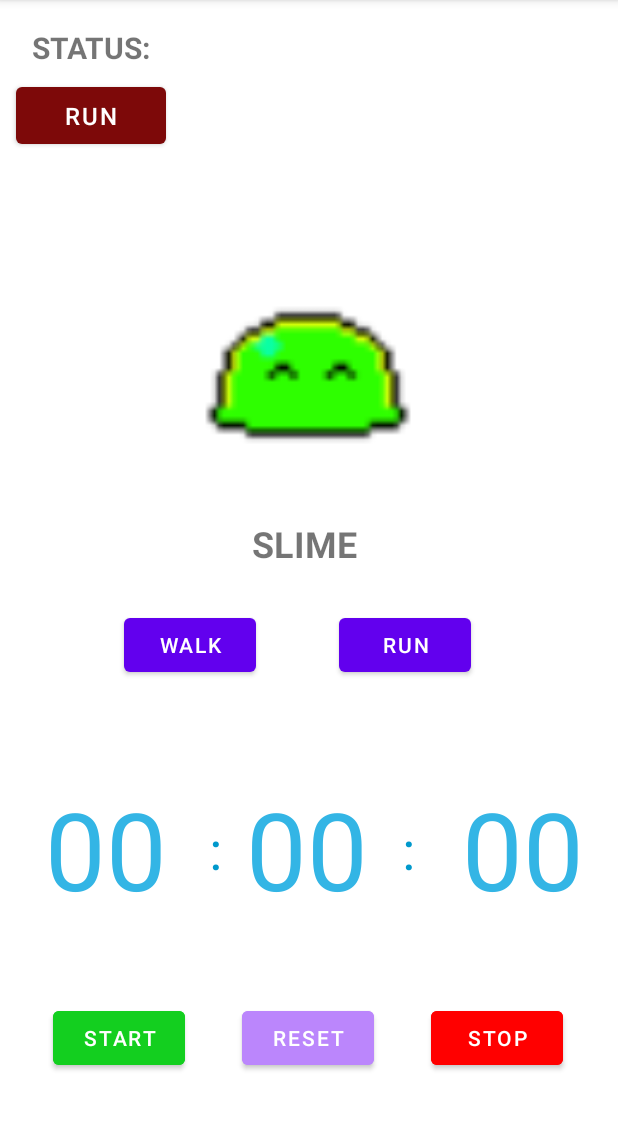
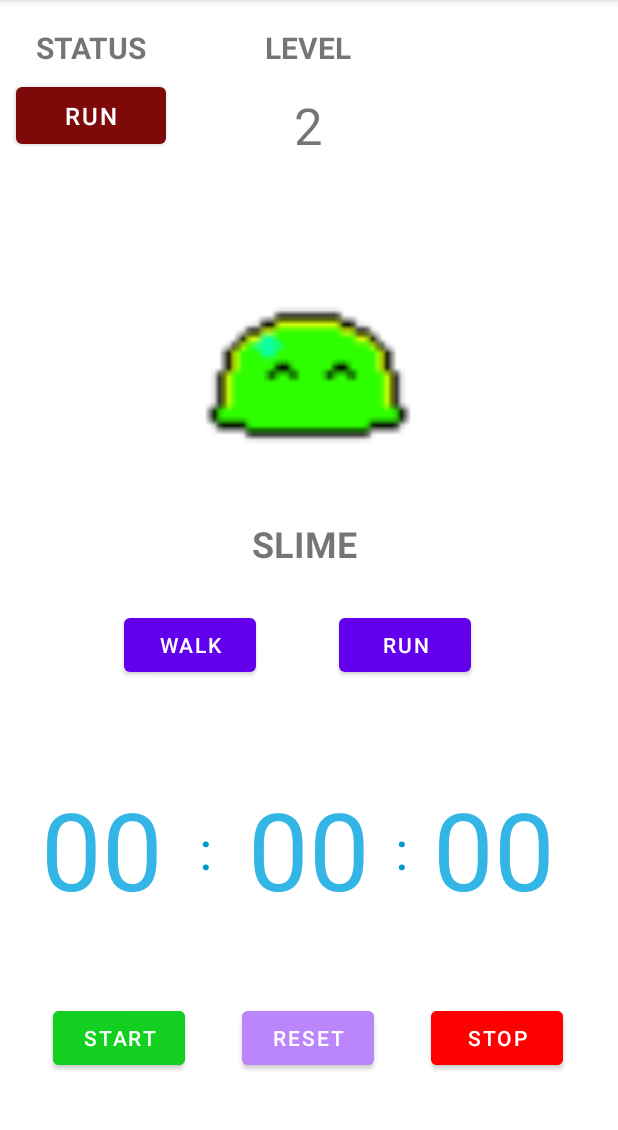
Before and after one commit to johnclark96/ImprovePets, an Android app: the screen it shows after launch (MainActivity), after a tap on "RUN", on a phone screen of 412 x 824 dp, the part 84-1214 px from its top. Run offline under Robolectric (Android 15) with nearby library versions, the phone set to English and light mode, and no system bars.

Commit message:
Added Mini Level Counter

```diff
--- a/app/src/main/java/com/github/johnclark96/improvepets/MainActivity.kt
+++ b/app/src/main/java/com/github/johnclark96/improvepets/MainActivity.kt
@@ -36,6 +36,9 @@ class MainActivity : AppCompatActivity() {
     private var startButton: Button? = null;
     // End of Code
 
+    private var levelCount = 1
+
+
     override fun onCreate(savedInstanceState: Bundle?) {
         super.onCreate(savedInstanceState);
         setContentView(R.layout.activity_main);
@@ -43,10 +46,14 @@ class MainActivity : AppCompatActivity() {
         bindViews();
 
         val slimeImage: ImageView = findViewById(R.id.imageSlime);
+        val slimeLevel: TextView = findViewById(R.id.textLevel)
         val buttonOne: Button = findViewById(R.id.buttonWalk);
         val buttonTwo: Button = findViewById(R.id.buttonRun);
 
         buttonOne.setOnClickListener {
+            levelCount++
+            var nextLevel = levelCount.toString()
+            slimeLevel.text = nextLevel
             //Not good practice to hard code color changes in the code
             //Move to XML in future.
             val walkButton: Button = findViewById(R.id.textStatus);
@@ -55,10 +62,14 @@ class MainActivity : AppCompatActivity() {
             walkButton.setBackgroundColor(Color.BLUE);
             walkButton.setTextColor(Color.WHITE);
 
+
         }
         //Not good practice to hard code color changes in the code
         //Move to XML in future.
         buttonTwo.setOnClickListener {
+            levelCount++
+            var nextLevel = levelCount.toString()
+            slimeLevel.text = nextLevel
             val runButton: Button = findViewById(R.id.textStatus);
             slimeImage.setImageResource(R.drawable.improvepetsslime3)
             runButton.text = "RUN";
--- a/app/src/main/res/layout/activity_main.xml
+++ b/app/src/main/res/layout/activity_main.xml
@@ -7,10 +7,25 @@
     tools:context=".MainActivity">
 
     <TextView
+        android:id="@+id/levelText"
+        android:layout_width="100dp"
+        android:layout_height="30dp"
+        android:text="@string/levelText"
+        android:textAlignment="center"
+        android:textSize="20sp"
+        android:textStyle="bold"
+        app:layout_constraintBottom_toBottomOf="parent"
+        app:layout_constraintEnd_toEndOf="parent"
+        app:layout_constraintHorizontal_bias="0.498"
+        app:layout_constraintStart_toStartOf="parent"
+        app:layout_constraintTop_toTopOf="parent"
+        app:layout_constraintVertical_bias="0.024" />
+
+    <TextView
         android:id="@+id/textViewName"
         android:layout_width="wrap_content"
         android:layout_height="wrap_content"
-        android:text="SLIME"
+        android:text="@string/slimeName"
         android:textSize="24sp"
         android:textStyle="bold"
         app:layout_constraintBottom_toBottomOf="parent"
@@ -40,7 +55,7 @@
         android:layout_width="100dp"
         android:layout_height="50dp"
         android:layout_marginTop="4dp"
-        android:text="IDLE"
+        android:text="@string/statusIdle"
         android:textAlignment="center"
         android:textSize="16sp"
         app:layout_constraintEnd_toEndOf="parent"
@@ -52,7 +67,7 @@
         android:id="@+id/textView"
         android:layout_width="100dp"
         android:layout_height="30dp"
-        android:text="STATUS:"
+        android:text="@string/statusHeader"
         android:textAlignment="center"
         android:textSize="20sp"
         android:textStyle="bold"
@@ -68,7 +83,7 @@
         android:layout_width="wrap_content"
         android:layout_height="wrap_content"
         android:layout_marginBottom="168dp"
-        android:text="RUN"
+        android:text="@string/statusRunning"
         app:layout_constraintBottom_toBottomOf="parent"
         app:layout_constraintEnd_toEndOf="parent"
         app:layout_constraintHorizontal_bias="0.361"
@@ -81,7 +96,7 @@
         android:layout_width="wrap_content"
         android:layout_height="wrap_content"
         android:layout_marginBottom="168dp"
-        android:text="WALK"
+        android:text="@string/statusWalking"
         app:layout_constraintBottom_toBottomOf="parent"
         app:layout_constraintEnd_toEndOf="parent"
         app:layout_constraintHorizontal_bias="0.256"
@@ -89,16 +104,20 @@
         app:layout_constraintTop_toBottomOf="@+id/imageSlime"
         app:layout_constraintVertical_bias="0.343" />
 
+
+    <!--START OF CODE CREDITS -->
+    <!-- Credits to  https://github.com/ajithvgiri/stopwatch
+    Used the styling for the stopwatch layout as reference
+    -->
     <TextView
         android:id="@+id/minute"
         android:layout_width="wrap_content"
         android:layout_height="wrap_content"
-        android:layout_marginStart="164dp"
         android:text="@string/_50"
         android:textColor="@android:color/holo_blue_light"
         android:textSize="72sp"
         app:layout_constraintBottom_toBottomOf="parent"
-        app:layout_constraintLeft_toLeftOf="parent"
+        app:layout_constraintEnd_toEndOf="parent"
         app:layout_constraintRight_toRightOf="parent"
         app:layout_constraintStart_toStartOf="parent"
         app:layout_constraintTop_toTopOf="parent"
@@ -108,8 +127,6 @@
         android:id="@+id/hour"
         android:layout_width="wrap_content"
         android:layout_height="wrap_content"
-        android:layout_marginStart="8dp"
-        android:layout_marginEnd="8dp"
         android:text="@string/_01"
         android:textColor="@android:color/holo_blue_light"
         android:textSize="72sp"
@@ -124,9 +141,7 @@
         android:id="@+id/colon2"
         android:layout_width="wrap_content"
         android:layout_height="wrap_content"
-        android:layout_marginStart="8dp"
         android:layout_marginTop="8dp"
-        android:layout_marginEnd="8dp"
         android:layout_marginBottom="8dp"
         android:text="@string/colon"
         android:textColor="@android:color/holo_blue_dark"
@@ -140,8 +155,6 @@
         android:id="@+id/seconds"
         android:layout_width="wrap_content"
         android:layout_height="wrap_content"
-        android:layout_marginStart="8dp"
-        android:layout_marginEnd="8dp"
         android:text="@string/_50"
         android:textColor="@android:color/holo_blue_light"
         android:textSize="72sp"
@@ -149,7 +162,7 @@
         app:layout_constraintEnd_toEndOf="parent"
         app:layout_constraintLeft_toLeftOf="parent"
         app:layout_constraintRight_toRightOf="parent"
-        app:layout_constraintStart_toEndOf="@+id/colon2"
+        app:layout_constraintStart_toEndOf="@+id/minute"
         app:layout_constraintTop_toTopOf="parent"
         app:layout_constraintVertical_bias="0.771" />
 
@@ -157,25 +170,23 @@
         android:id="@+id/colon1"
         android:layout_width="wrap_content"
         android:layout_height="wrap_content"
-        android:layout_marginStart="8dp"
         android:layout_marginTop="8dp"
-        android:layout_marginEnd="8dp"
         android:layout_marginBottom="8dp"
         android:text="@string/colon"
         android:textColor="@android:color/holo_blue_dark"
         android:textSize="36sp"
         app:layout_constraintBottom_toBottomOf="@+id/minute"
         app:layout_constraintEnd_toStartOf="@+id/minute"
-        app:layout_constraintHorizontal_bias="0.714"
         app:layout_constraintStart_toEndOf="@+id/hour"
         app:layout_constraintTop_toTopOf="@+id/hour" />
+    <!--END OF CODE CREDITS -->
 
     <Button
         android:id="@+id/startButton"
         android:layout_width="wrap_content"
         android:layout_height="wrap_content"
         android:layout_marginBottom="52dp"
-        android:text="START"
+        android:text="@string/timerStart"
         android:backgroundTint="@color/green"
         app:layout_constraintBottom_toBottomOf="parent"
         app:layout_constraintEnd_toStartOf="@+id/resetButton"
@@ -187,7 +198,7 @@
         android:layout_width="wrap_content"
         android:layout_height="wrap_content"
         android:layout_marginBottom="52dp"
-        android:text="RESET"
+        android:text="@string/timerReset"
         android:backgroundTint="@color/purple_200"
         app:layout_constraintBottom_toBottomOf="parent"
         app:layout_constraintEnd_toEndOf="parent"
@@ -199,12 +210,25 @@
         android:layout_width="wrap_content"
         android:layout_height="wrap_content"
         android:layout_marginBottom="52dp"
-        android:text="STOP"
+        android:text="@string/timerStop"
         android:backgroundTint="@color/red"
         app:layout_constraintBottom_toBottomOf="parent"
         app:layout_constraintEnd_toEndOf="parent"
         app:layout_constraintHorizontal_bias="0.507"
         app:layout_constraintStart_toEndOf="@+id/resetButton" />
 
+    <TextView
+        android:id="@+id/textLevel"
+        android:layout_width="wrap_content"
+        android:layout_height="wrap_content"
+        android:text="@string/level"
+        android:textSize="34sp"
+        app:layout_constraintBottom_toTopOf="@+id/imageSlime"
+        app:layout_constraintEnd_toEndOf="parent"
+        app:layout_constraintHorizontal_bias="0.302"
+        app:layout_constraintStart_toEndOf="@+id/textStatus"
+        app:layout_constraintTop_toTopOf="parent"
+        app:layout_constraintVertical_bias="0.486" />
+
 
 </androidx.constraintlayout.widget.ConstraintLayout>
```
